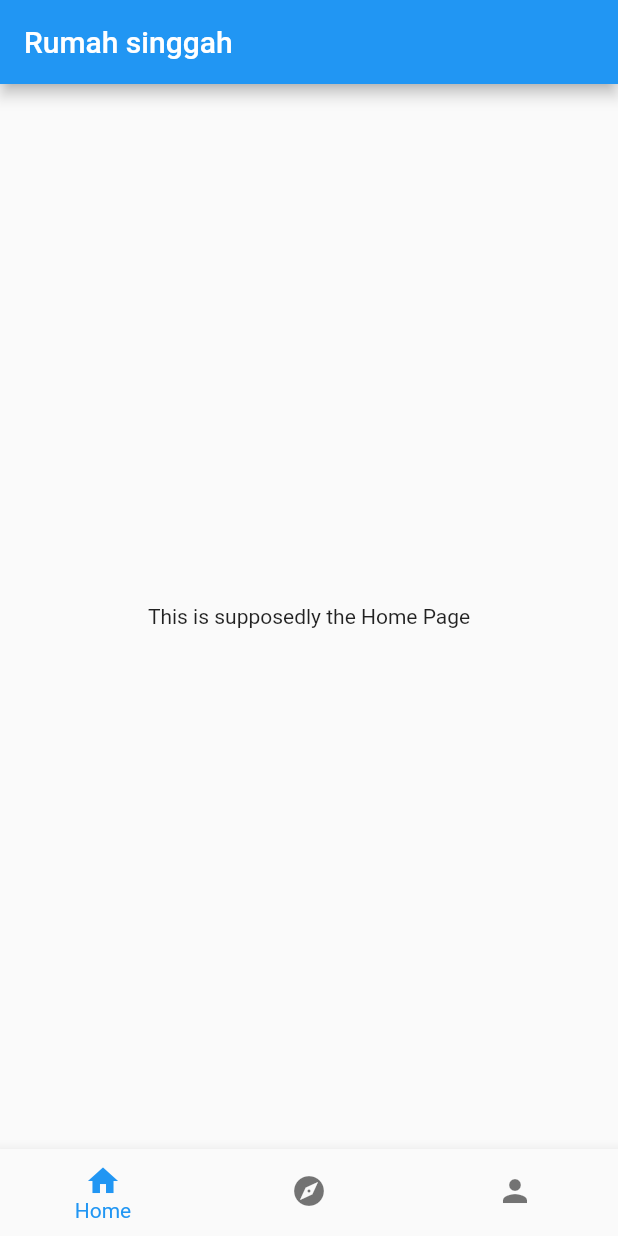
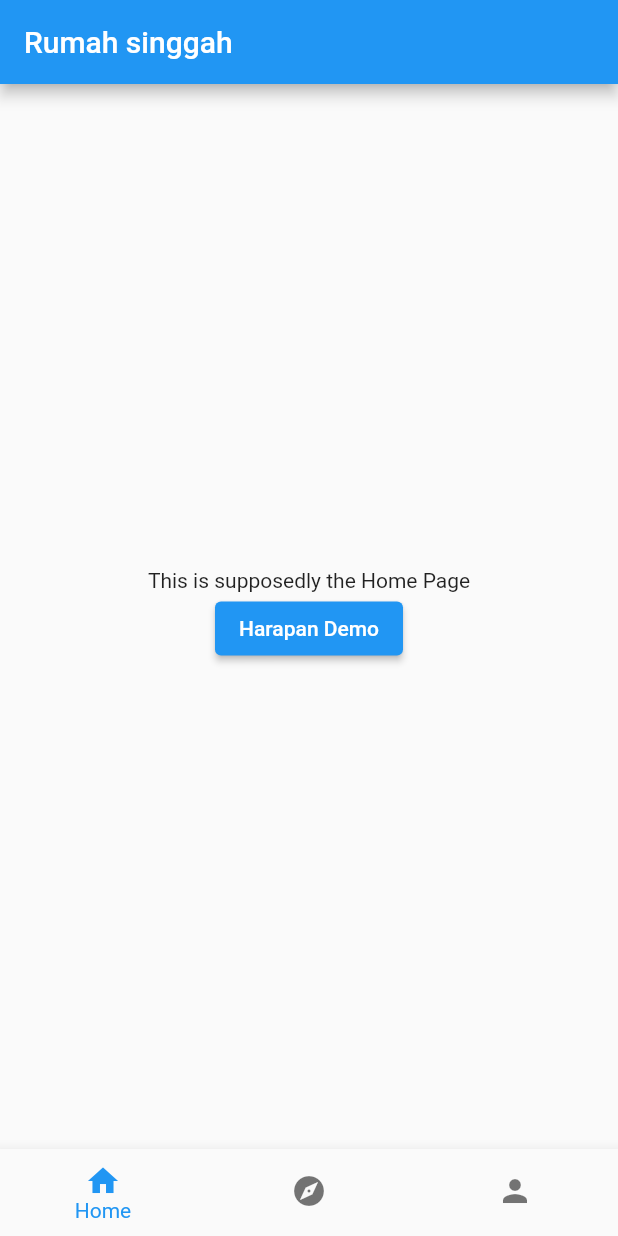
Before and after one commit to PBP-C05/do-nasi-mobile, a Flutter app: the MainPage screen opened directly, on a phone screen of 412 x 824 dp. Run offline on Flutter 3.47's test engine with Material 2 defaults, Android fonts, the phone set to English and light mode, and no system bars; missing offline and left inert: pbp_django_auth.

Commit message:
Starting Harapan

```diff
--- a/lib/page/home_page.dart
+++ b/lib/page/home_page.dart
@@ -1,3 +1,4 @@
+import 'package:do_nasi/page/harapan_page.dart';
 import 'package:flutter/material.dart';
 
 class MyHomePage extends StatefulWidget {
@@ -18,10 +19,18 @@ class _MyHomePageState extends State<MyHomePage> {
       body: Center(
         child: Column(
           mainAxisAlignment: MainAxisAlignment.center,
-          children: const <Widget>[
-            Text(
+          children: <Widget>[
+            const Text(
               'This is supposedly the Home Page',
             ),
+            ElevatedButton(
+                onPressed: () {
+                  Navigator.push(
+                      context,
+                      MaterialPageRoute(
+                          builder: (context) => const HarapanPage()));
+                },
+                child: const Text('Harapan Demo'))
           ],
         ),
       ),
--- a/lib/page/main_page.dart
+++ b/lib/page/main_page.dart
@@ -14,9 +14,9 @@ class MainPage extends StatefulWidget {
 class _MainPageState extends State<MainPage> {
   int navbarIndex = 0;
   final screens = [
-    MyHomePage(),
-    DummyPage(),
-    ProfilePage(),
+    const MyHomePage(),
+    const DummyPage(),
+    const ProfilePage(),
   ];
 
   @override
--- a/lib/widgets/bottom_navbar.dart
+++ b/lib/widgets/bottom_navbar.dart
@@ -1,7 +1,7 @@
 import 'package:flutter/material.dart';
 
 class BottomNavBar extends StatelessWidget {
-  const BottomNavBar({
+  const BottomNavBar({super.key,
     this.selectedIndex = 0,
     required this.onTap,
   });
```
Also changed, not shown: lib/page/harapan_page.dart (added, +16 -0 lines).
